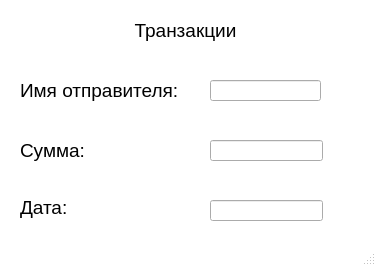
Above: MainProject/QtDesigner/transactions.ui from MarkMarus/recoreder before the change. Below: the same form after it.
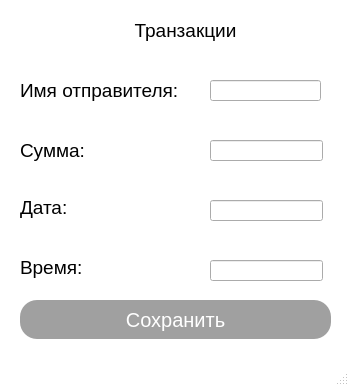
That is the form after the change.

```diff
--- a/MainProject/QtDesigner/transactions.ui
+++ b/MainProject/QtDesigner/transactions.ui
@@ -9,8 +9,8 @@
    <rect>
     <x>0</x>
     <y>0</y>
-    <width>376</width>
-    <height>266</height>
+    <width>349</width>
+    <height>386</height>
    </rect>
   </property>
   <property name="windowTitle">
@@ -141,6 +141,59 @@
      </rect>
     </property>
    </widget>
+   <widget class="QLabel" name="label_6">
+    <property name="geometry">
+     <rect>
+      <x>20</x>
+      <y>252</y>
+      <width>141</width>
+      <height>31</height>
+     </rect>
+    </property>
+    <property name="font">
+     <font>
+      <family>Arial</family>
+      <pointsize>14</pointsize>
+     </font>
+    </property>
+    <property name="text">
+     <string>Время:</string>
+    </property>
+   </widget>
+   <widget class="QLineEdit" name="lineEdit_5">
+    <property name="geometry">
+     <rect>
+      <x>210</x>
+      <y>260</y>
+      <width>113</width>
+      <height>21</height>
+     </rect>
+    </property>
+   </widget>
+   <widget class="QPushButton" name="pushButton">
+    <property name="geometry">
+     <rect>
+      <x>20</x>
+      <y>300</y>
+      <width>311</width>
+      <height>39</height>
+     </rect>
+    </property>
+    <property name="font">
+     <font>
+      <family>Arial</family>
+      <pointsize>15</pointsize>
+      <weight>50</weight>
+      <italic>false</italic>
+      <bold>false</bold>
+      <stylestrategy>PreferDefault</stylestrategy>
+      <kerning>true</kerning>
+     </font>
+    </property>
+    <property name="text">
+     <string>Сохранить</string>
+    </property>
+   </widget>
   </widget>
   <widget class="QStatusBar" name="statusbar"/>
  </widget>
```
